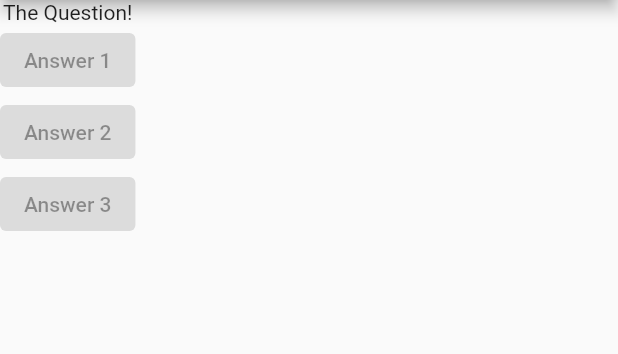
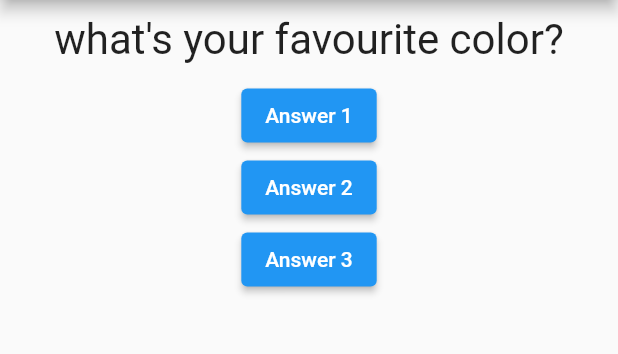
Before and after one commit to terminal-guy/quiz_app, a Flutter app: the screen it shows after launch, on a phone screen of 412 x 824 dp, the part 84-438 px from its top. Run offline on Flutter 3.47's test engine with Material 2 defaults, Android fonts, the phone set to English and light mode, and no system bars.

```diff
--- a/lib/main.dart
+++ b/lib/main.dart
@@ -1,15 +1,28 @@
 import 'package:flutter/material.dart';
+import 'package:quiz_app/question.dart';
 
 void main() {
   runApp(MyApp());
 }
 
-class MyApp extends StatelessWidget {
+class MyApp extends StatefulWidget {
+  @override
+  _MyAppState createState() => _MyAppState();
+}
+
+class _MyAppState extends State<MyApp> {
+  var _questionIndex = 0;
+  void _answerQuestion() {
+    setState(() {
+      _questionIndex = _questionIndex + 1;
+    });
+  }
+
   @override
   Widget build(BuildContext context) {
     var questions = [
       'what\'s your favourite color?',
-      'what\'s your favourite color?',
+      'what\'s your favourite animal?',
     ];
     return MaterialApp(
       home: Scaffold(
@@ -19,18 +32,20 @@ class MyApp extends StatelessWidget {
         ),
         body: Column(
           children: [
-            Text('The Question!'),
+            Question(
+              questions[_questionIndex],
+            ),
             ElevatedButton(
               child: Text('Answer 1'),
-              onPressed: null,
+              onPressed: _answerQuestion,
             ),
             ElevatedButton(
               child: Text('Answer 2'),
-              onPressed: null,
+              onPressed: _answerQuestion,
             ),
             ElevatedButton(
               child: Text('Answer 3'),
-              onPressed: null,
+              onPressed: _answerQuestion,
             ),
           ],
         ),
--- /dev/null
+++ b/lib/question.dart
@@ -0,0 +1,21 @@
+import 'package:flutter/material.dart';
+
+class Question extends StatelessWidget {
+  final String questionText;
+  Question(this.questionText);
+
+  @override
+  Widget build(BuildContext context) {
+    return Container(
+      width: double.infinity,
+      child: Text(
+        questionText,
+        style: TextStyle(
+          fontSize: 28,
+        ),
+        textAlign: TextAlign.center,
+      ),
+      margin: EdgeInsets.all(10),
+    );
+  }
+}
```
